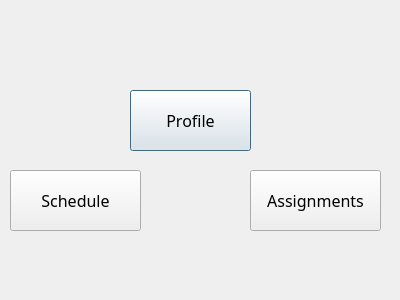
Old version of the form nursewindow.ui in the repository Habboba/el-lally.
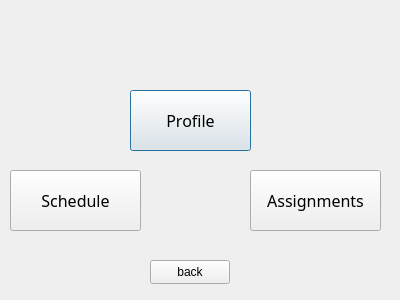
New version of the form.

Patch:
```diff
--- a/nursewindow.ui
+++ b/nursewindow.ui
@@ -90,6 +90,19 @@
     <string/>
    </property>
   </widget>
+  <widget class="QPushButton" name="pushButton">
+   <property name="geometry">
+    <rect>
+     <x>150</x>
+     <y>260</y>
+     <width>80</width>
+     <height>24</height>
+    </rect>
+   </property>
+   <property name="text">
+    <string>back</string>
+   </property>
+  </widget>
  </widget>
  <resources/>
  <connections/>
```
